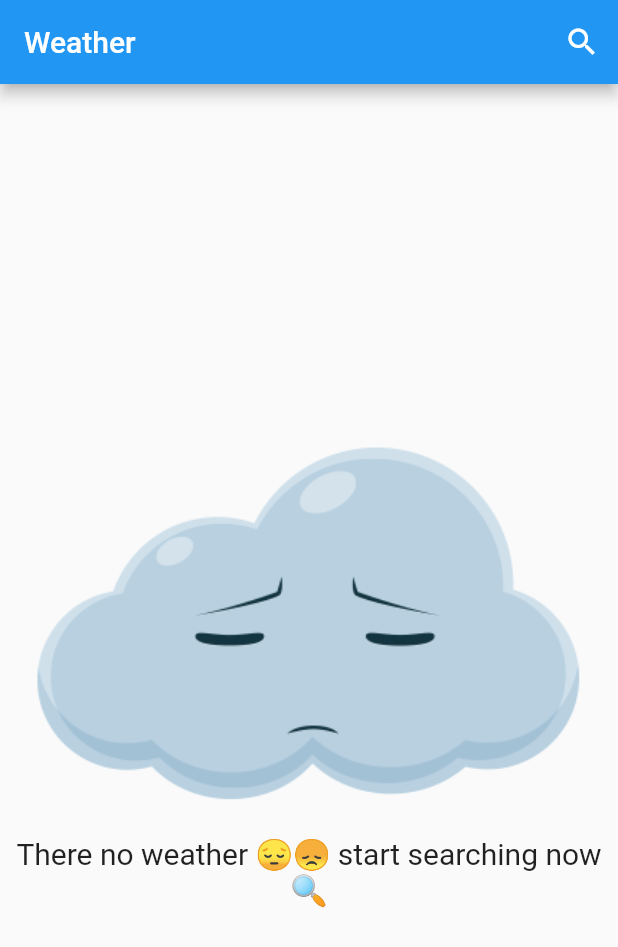
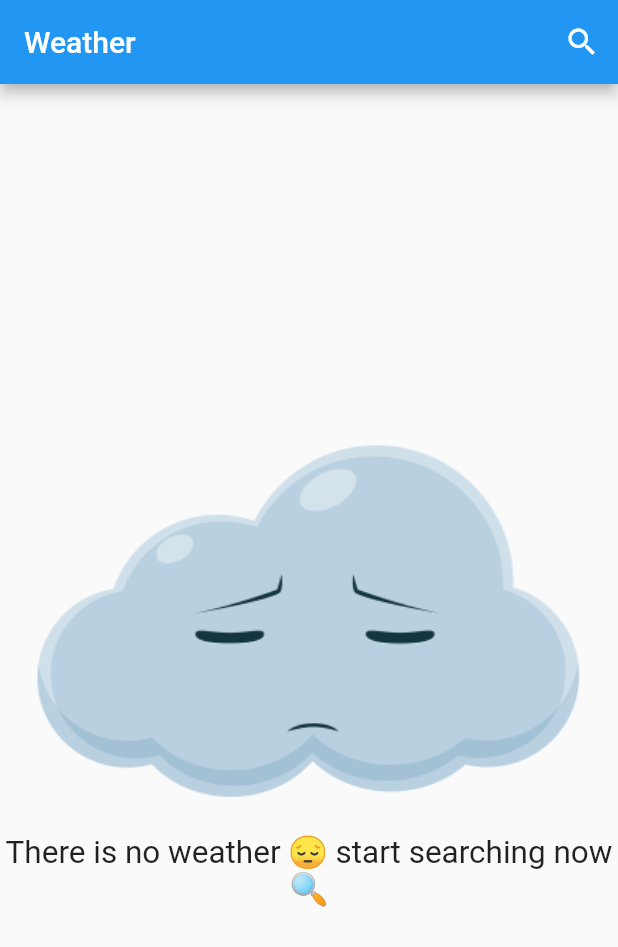
Before and after one commit to ImadDz-7/Weather-App, a Flutter app: the screen it shows after launch, on a phone screen of 412 x 824 dp. Shown: the top 947 px of the screen. Run offline on Flutter 3.47's test engine with Material 2 defaults, Android fonts, the phone set to English and light mode, and no system bars.

Commit message:
NoWeatherBody widget done

```diff
--- a/lib/widgets/no_weather_body.dart
+++ b/lib/widgets/no_weather_body.dart
@@ -13,8 +13,8 @@ class NoWeatherBody extends StatelessWidget {
         ),
         Text(
           textAlign: TextAlign.center,
-          'There no weather 😔😞 start searching now 🔍',
-          style: TextStyle(fontSize: 20),
+          'There is no weather 😔 start searching now 🔍',
+          style: TextStyle(fontSize: 21),
         ),
       ],
     );
```
